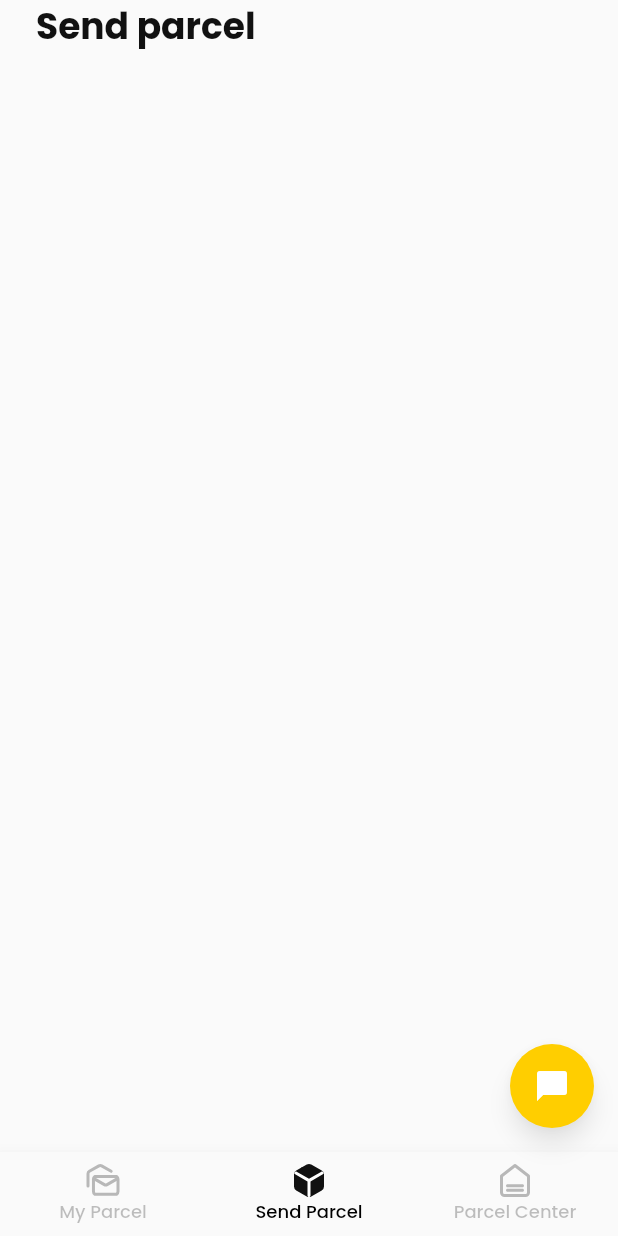
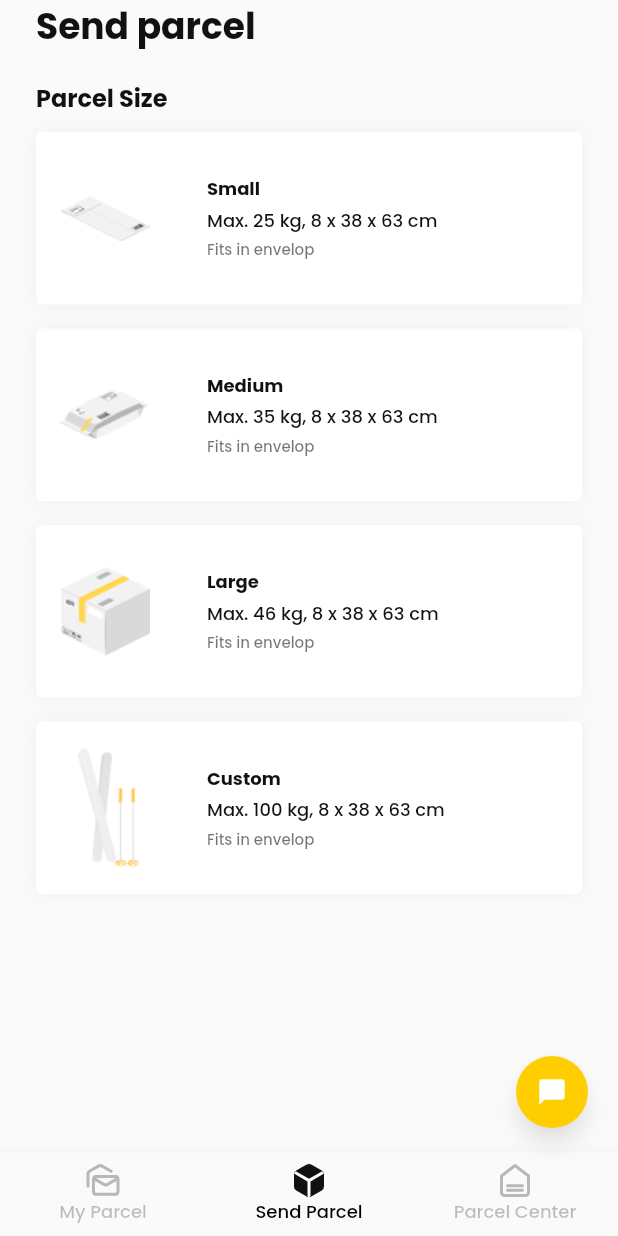
Before and after one commit to CPAD-Gazipur/flutter-parcel-app, a Flutter app: the screen it shows after launch, item 2 of the bottom bar chosen, on a phone screen of 412 x 824 dp. Run offline on Flutter 3.47's test engine with Material 2 defaults, Android fonts, the phone set to English and light mode, and no system bars; our stand-ins replace flutter_svg, google_fonts; network calls fail.

Commit message:
Parcel App: Parcel Size UI Added

```diff
--- /dev/null
+++ b/lib/data/data.dart
@@ -0,0 +1 @@
+export 'parcel_data.dart';
--- /dev/null
+++ b/lib/data/parcel_data.dart
@@ -0,0 +1,31 @@
+import 'package:flutter_parcel_app/models/models.dart';
+import 'package:flutter_parcel_app/utils/image_utils.dart';
+
+class ParcelData {
+  static List<Parcel> parcelList = [
+    Parcel(
+      size: 'Small',
+      dimension: 'Max. 25 kg, 8 x 38 x 63 cm',
+      description: 'Fits in envelop',
+      image: ImageUtils.icParcelSizeSmall,
+    ),
+    Parcel(
+      size: 'Medium',
+      dimension: 'Max. 35 kg, 8 x 38 x 63 cm',
+      description: 'Fits in envelop',
+      image: ImageUtils.icParcelSizeMedium,
+    ),
+    Parcel(
+      size: 'Large',
+      dimension: 'Max. 46 kg, 8 x 38 x 63 cm',
+      description: 'Fits in envelop',
+      image: ImageUtils.icParcelSizeLarge,
+    ),
+    Parcel(
+      size: 'Custom',
+      dimension: 'Max. 100 kg, 8 x 38 x 63 cm',
+      description: 'Fits in envelop',
+      image: ImageUtils.icParcelSizeCustom,
+    ),
+  ];
+}
--- /dev/null
+++ b/lib/models/models.dart
@@ -0,0 +1 @@
+export 'parcel.dart';
--- /dev/null
+++ b/lib/models/parcel.dart
@@ -0,0 +1,10 @@
+class Parcel {
+  final String size, dimension, description, image;
+
+  Parcel({
+    required this.size,
+    required this.dimension,
+    required this.description,
+    required this.image,
+  });
+}
--- a/lib/ui/views/home/home_screen.dart
+++ b/lib/ui/views/home/home_screen.dart
@@ -35,13 +35,17 @@ class _HomeScreenState extends State<HomeScreen> {
         currentIndex: _currentIndex,
         onItemTapped: _onItemTapped,
       ),
-      floatingActionButton: FloatingActionButton(
-        backgroundColor: Theme.of(context).appBarTheme.backgroundColor,
-        onPressed: () {
-          NativeCommunication.openActivity();
-        },
-        child: Icon(
-          Icons.chat_bubble,
+      floatingActionButton: SizedBox(
+        height: 48,
+        child: FloatingActionButton(
+          backgroundColor: Theme.of(context).appBarTheme.backgroundColor,
+          onPressed: () {
+            NativeCommunication.openActivity();
+          },
+          child: const Icon(
+            Icons.chat_bubble,
+            size: 20,
+          ),
         ),
       ),
     );
--- a/lib/ui/views/send_parcel/send_parcel_screen.dart
+++ b/lib/ui/views/send_parcel/send_parcel_screen.dart
@@ -1,4 +1,7 @@
 import 'package:flutter/material.dart';
+import 'package:flutter_parcel_app/data/data.dart';
+import 'package:flutter_parcel_app/models/models.dart';
+import 'package:flutter_parcel_app/ui/widgets/parcel_widget.dart';
 
 class SendParcelScreen extends StatelessWidget {
   const SendParcelScreen({Key? key}) : super(key: key);
@@ -16,6 +19,26 @@ class SendParcelScreen extends StatelessWidget {
               'Send parcel',
               style: Theme.of(context).textTheme.headline1,
             ),
+            const SizedBox(height: 17),
+            Text(
+              'Parcel Size',
+              style: Theme.of(context).textTheme.headline3,
+            ),
+            const SizedBox(height: 11),
+            ListView.builder(
+              shrinkWrap: true,
+              physics: const NeverScrollableScrollPhysics(),
+              itemCount: ParcelData.parcelList.length,
+              itemBuilder: (context, index) {
+                Parcel parcel = ParcelData.parcelList[index];
+                return ParcelWidget(
+                  size: parcel.size,
+                  image: parcel.image,
+                  dimension: parcel.dimension,
+                  description: parcel.description,
+                );
+              },
+            )
           ],
         ),
       ),
--- /dev/null
+++ b/lib/ui/widgets/parcel_widget.dart
@@ -0,0 +1,74 @@
+import 'package:flutter/material.dart';
+
+class ParcelWidget extends StatelessWidget {
+  final String size, dimension, description, image;
+
+  const ParcelWidget({
+    Key? key,
+    required this.size,
+    required this.description,
+    required this.dimension,
+    required this.image,
+  }) : super(key: key);
+
+  @override
+  Widget build(BuildContext context) {
+    return Container(
+      height: 115,
+      padding: const EdgeInsets.symmetric(
+        horizontal: 16,
+        vertical: 8,
+      ),
+      margin: const EdgeInsets.only(
+        bottom: 16,
+      ),
+      decoration: BoxDecoration(
+        borderRadius: BorderRadius.circular(4),
+        color: Theme.of(context).backgroundColor,
+        boxShadow: [
+          BoxShadow(
+            color: Theme.of(context).shadowColor,
+            spreadRadius: 0,
+            blurRadius: 10,
+            offset: const Offset(0, 0),
+          )
+        ],
+      ),
+      child: Row(
+        crossAxisAlignment: CrossAxisAlignment.center,
+        children: [
+          Container(
+            height: 99,
+            width: 60,
+            decoration: BoxDecoration(
+              image: DecorationImage(
+                image: AssetImage(image),
+              ),
+            ),
+          ),
+          const SizedBox(width: 38),
+          Column(
+            crossAxisAlignment: CrossAxisAlignment.start,
+            mainAxisAlignment: MainAxisAlignment.center,
+            children: [
+              Text(
+                size,
+                style: Theme.of(context).textTheme.headline4,
+              ),
+              const SizedBox(height: 3),
+              Text(
+                dimension,
+                style: Theme.of(context).textTheme.headline5,
+              ),
+              const SizedBox(height: 3),
+              Text(
+                description,
+                style: Theme.of(context).textTheme.headline6,
+              ),
+            ],
+          )
+        ],
+      ),
+    );
+  }
+}
--- a/lib/ui/widgets/widgets.dart
+++ b/lib/ui/widgets/widgets.dart
@@ -1 +1,2 @@
 export 'custom_bottom_navigation_bar.dart';
+export 'parcel_widget.dart';
```
Also changed, not shown: 1 other file.
